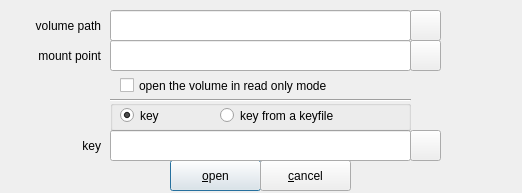
mhogomchungu/zuluCrypt, file zuluCrypt-gui/password.ui: the form before one commit.
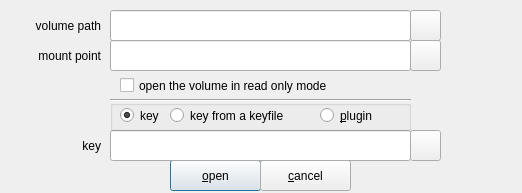
The form after the commit.

Commit message: add an option to use a module in the password dialog in the UI and communicate with modules using sockets

Patch:
```diff
--- a/zuluCrypt-gui/password.ui
+++ b/zuluCrypt-gui/password.ui
@@ -156,7 +156,7 @@
      <rect>
       <x>10</x>
       <y>0</y>
-      <width>95</width>
+      <width>61</width>
       <height>31</height>
      </rect>
     </property>
@@ -170,9 +170,9 @@
    <widget class="QRadioButton" name="radioButtonPassPhraseFromFile">
     <property name="geometry">
      <rect>
-      <x>110</x>
+      <x>60</x>
       <y>0</y>
-      <width>191</width>
+      <width>151</width>
       <height>31</height>
      </rect>
     </property>
@@ -183,6 +183,19 @@
      <bool>false</bool>
     </property>
    </widget>
+   <widget class="QRadioButton" name="radioButtonPlugin">
+    <property name="geometry">
+     <rect>
+      <x>210</x>
+      <y>0</y>
+      <width>91</width>
+      <height>31</height>
+     </rect>
+    </property>
+    <property name="text">
+     <string>&amp;plugin</string>
+    </property>
+   </widget>
   </widget>
   <widget class="QPushButton" name="pushButtonPassPhraseFromFile">
    <property name="geometry">
```
The commit also changes 10 other files.
